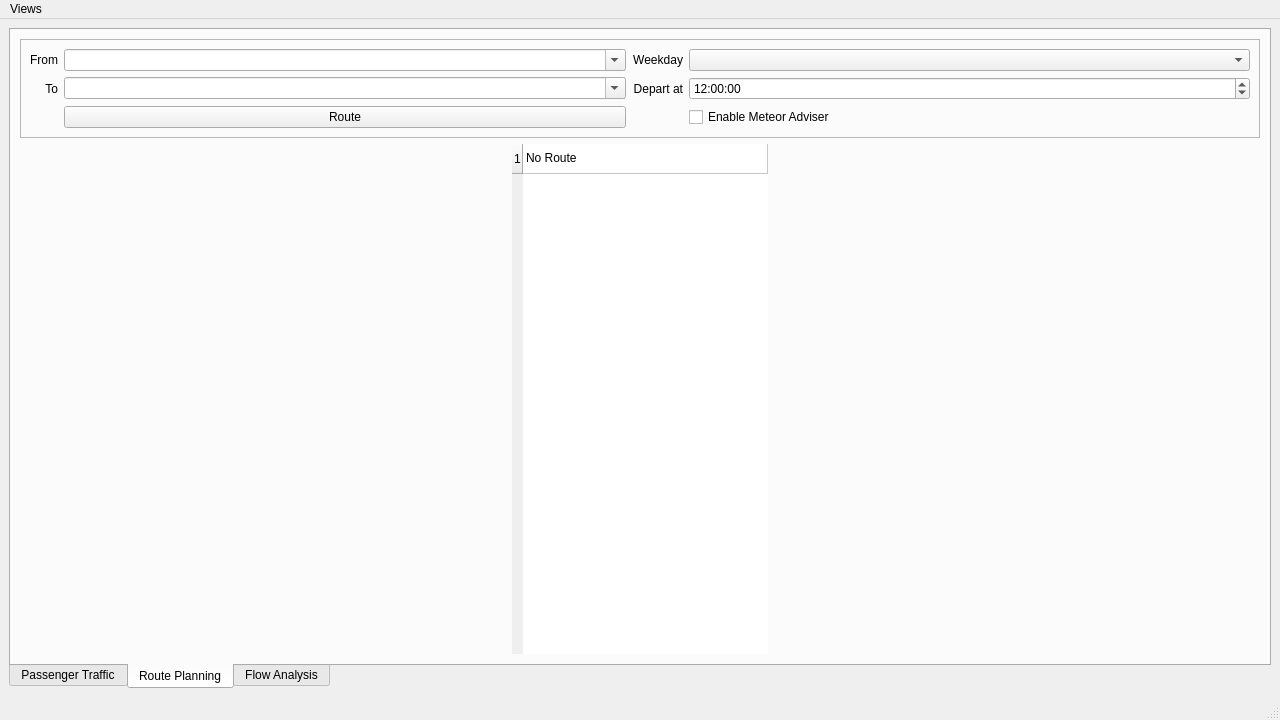
Qt form src/mainwindow.ui (skyzh/Meteor) before a commit.
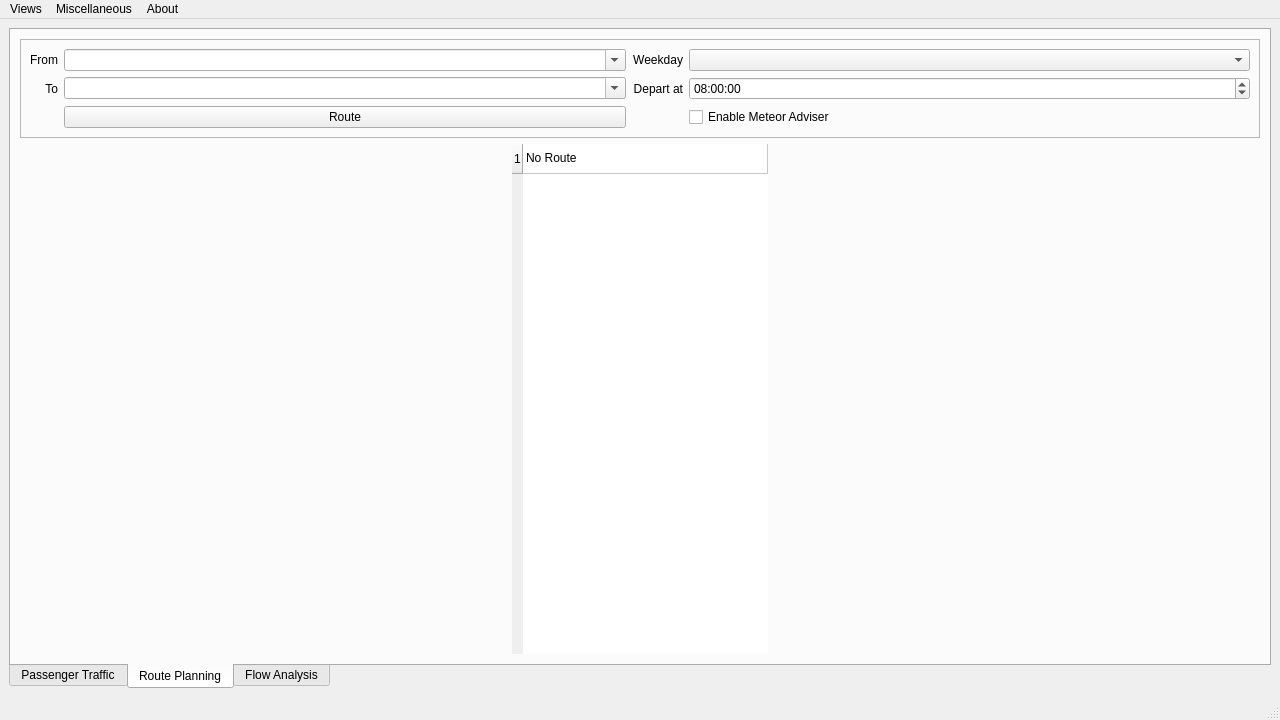
The same form after that commit. The open tabs and pages were chosen to show the change.

The edit to the form file:
```diff
--- a/src/mainwindow.ui
+++ b/src/mainwindow.ui
@@ -412,7 +412,7 @@
             <widget class="QTimeEdit" name="timeEditDeparture">
              <property name="dateTime">
               <datetime>
-               <hour>12</hour>
+               <hour>8</hour>
                <minute>0</minute>
                <second>0</second>
                <year>2000</year>
@@ -420,6 +420,13 @@
                <day>1</day>
               </datetime>
              </property>
+             <property name="time">
+              <time>
+               <hour>8</hour>
+               <minute>0</minute>
+               <second>0</second>
+              </time>
+             </property>
             </widget>
            </item>
            <item row="2" column="1">
@@ -684,7 +691,21 @@
     <addaction name="actionRoute_Planning"/>
     <addaction name="actionFlow"/>
    </widget>
+   <widget class="QMenu" name="menuMiscellaneous">
+    <property name="title">
+     <string>Miscellaneous</string>
+    </property>
+    <addaction name="actionBenchmark"/>
+   </widget>
+   <widget class="QMenu" name="menuAbout">
+    <property name="title">
+     <string>About</string>
+    </property>
+    <addaction name="actionView_on_GitHub"/>
+   </widget>
    <addaction name="menuViews"/>
+   <addaction name="menuMiscellaneous"/>
+   <addaction name="menuAbout"/>
   </widget>
   <widget class="QStatusBar" name="statusbar"/>
   <action name="actionPassenger_Traffic">
```
Left out of the diff: 12 changed lines with no effect on the pictures.
